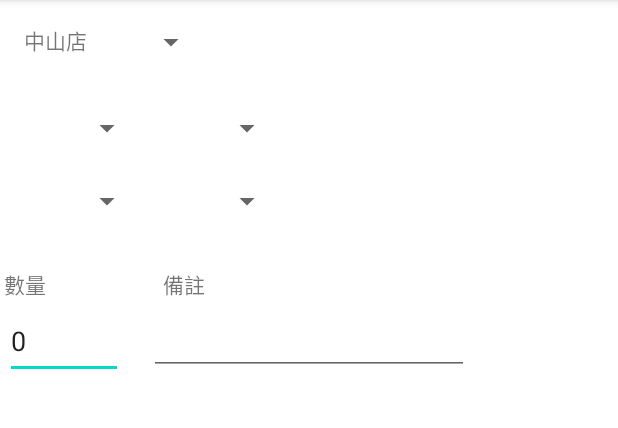
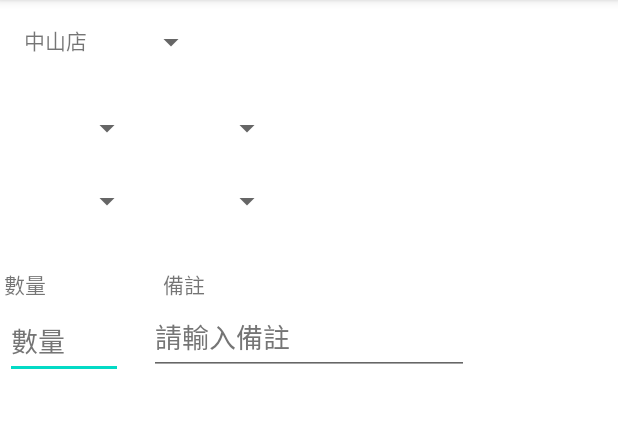
Before and after one commit to gotomon365/seProj, an Android app: the screen it shows after launch (MainActivity), on a phone screen of 412 x 824 dp, the part 84-512 px from its top. Run offline under Robolectric (Android 15) with nearby library versions, the phone set to English and light mode, and no system bars.

Commit message:
修正 xml

```diff
--- a/app/src/main/res/layout/activity_main.xml
+++ b/app/src/main/res/layout/activity_main.xml
@@ -14,7 +14,7 @@
         android:layout_marginStart="16dp"
         android:layout_marginTop="16dp"
         android:layout_marginEnd="11dp"
-        android:text="中山店"
+        android:text="@string/中山店"
         app:layout_constraintEnd_toStartOf="@+id/SPtableNumber"
         app:layout_constraintStart_toStartOf="parent"
         app:layout_constraintTop_toTopOf="parent" />
@@ -26,7 +26,7 @@
         android:layout_marginTop="3dp"
         android:layout_marginEnd="274dp"
         android:layout_marginBottom="9dp"
-        android:contentDescription="桌號"
+        android:contentDescription="@string/桌號"
         app:layout_constraintBottom_toTopOf="@+id/SPdishType"
         app:layout_constraintEnd_toEndOf="parent"
         app:layout_constraintStart_toEndOf="@+id/TVstoreName"
@@ -36,7 +36,7 @@
         android:id="@+id/SPdishType"
         android:layout_width="0dp"
         android:layout_height="0dp"
-        android:contentDescription="餐點種類"
+        android:contentDescription="@string/餐點種類"
         app:layout_constraintBottom_toTopOf="@+id/SPchoice"
         app:layout_constraintEnd_toEndOf="@+id/SPchoice"
         app:layout_constraintStart_toStartOf="@+id/SPchoice"
@@ -48,7 +48,7 @@
         android:layout_height="0dp"
         android:layout_marginTop="46dp"
         android:layout_marginBottom="50dp"
-        android:contentDescription="口味"
+        android:contentDescription="@string/口味"
         app:layout_constraintBottom_toBottomOf="@+id/SPtemp"
         app:layout_constraintEnd_toEndOf="@+id/SPtemp"
         app:layout_constraintStart_toStartOf="@+id/SPtemp"
@@ -60,7 +60,7 @@
         android:layout_height="0dp"
         android:layout_marginStart="13dp"
         android:layout_marginEnd="13dp"
-        android:contentDescription="可選"
+        android:contentDescription="@string/可選"
         app:layout_constraintBottom_toBottomOf="@+id/SPtemp"
         app:layout_constraintEnd_toStartOf="@+id/SPtaste"
         app:layout_constraintStart_toStartOf="@+id/inputCnt"
@@ -71,7 +71,7 @@
         android:layout_width="80dp"
         android:layout_height="50dp"
         android:layout_marginBottom="19dp"
-        android:contentDescription="冷熱"
+        android:contentDescription="@string/冷熱"
         app:layout_constraintBottom_toTopOf="@+id/TVcomment"
         app:layout_constraintStart_toStartOf="@+id/TVcomment" />
 
@@ -80,7 +80,7 @@
         android:layout_width="wrap_content"
         android:layout_height="wrap_content"
         android:layout_marginTop="19dp"
-        android:text="數量"
+        android:text="@string/數量"
         app:layout_constraintEnd_toStartOf="@+id/SPchoice"
         app:layout_constraintStart_toStartOf="@+id/SPchoice"
         app:layout_constraintTop_toBottomOf="@+id/SPchoice" />
@@ -92,9 +92,11 @@
         android:layout_marginStart="3dp"
         android:layout_marginTop="5dp"
         android:layout_marginEnd="17dp"
+        android:autofillHints=""
         android:ems="10"
+        android:hint="@string/數量"
         android:inputType="number"
-        android:text="0"
+        android:textColorHint="#757575"
         app:layout_constraintBottom_toBottomOf="@+id/inputComment"
         app:layout_constraintEnd_toStartOf="@+id/inputComment"
         app:layout_constraintStart_toStartOf="parent"
@@ -105,7 +107,7 @@
         android:layout_width="wrap_content"
         android:layout_height="wrap_content"
         android:layout_marginStart="9dp"
-        android:text="備註"
+        android:text="@string/備註"
         app:layout_constraintBottom_toTopOf="@+id/inputComment"
         app:layout_constraintStart_toStartOf="@+id/inputComment" />
 
@@ -115,10 +117,13 @@
         android:layout_height="50dp"
         android:layout_marginTop="200dp"
         android:ems="10"
+        android:hint="@string/請輸入備註"
         android:inputType="textPersonName"
+        android:textColorHint="#757575"
         app:layout_constraintEnd_toEndOf="parent"
         app:layout_constraintStart_toStartOf="parent"
-        app:layout_constraintTop_toTopOf="parent" />
+        app:layout_constraintTop_toTopOf="parent"
+        android:autofillHints="" />
 
     <ListView
         android:layout_width="0dp"
--- a/app/src/main/res/values/strings.xml
+++ b/app/src/main/res/values/strings.xml
@@ -1,3 +1,12 @@
 <resources>
     <string name="app_name">seProjOrder</string>
+    <string name="中山店">中山店</string>
+    <string name="桌號">桌號</string>
+    <string name="冷熱">冷熱</string>
+    <string name="數量">數量</string>
+    <string name="餐點種類">餐點種類</string>
+    <string name="口味">口味</string>
+    <string name="可選">可選</string>
+    <string name="備註">備註</string>
+    <string name="請輸入備註">請輸入備註</string>
 </resources>
```
